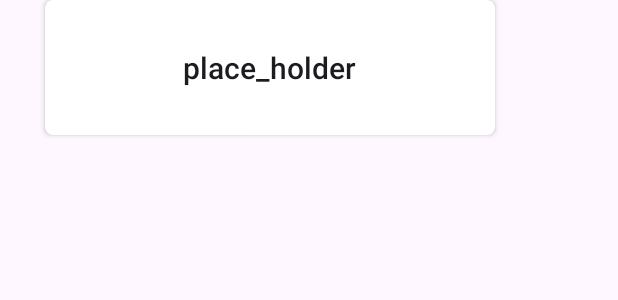
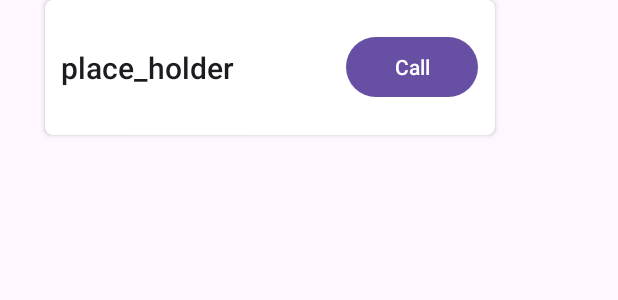
Before and after one commit to samtack045/NightGuide, an Android app: the layout contact_item_cell.xml on its own in the app's theme, with its tools: preview values and no code run, on a phone screen of 412 x 824 dp. Shown: the top 300 px of the screen. Run offline under Robolectric (Android 15) with nearby library versions, the phone set to English and light mode, and no system bars.

Commit message:
Added call button to contacts

```diff
--- a/app/src/main/res/layout/contact_item_cell.xml
+++ b/app/src/main/res/layout/contact_item_cell.xml
@@ -19,9 +19,22 @@
         <TextView
             android:id="@+id/name"
             style="@style/TextAppearance.AppCompat.Title"
+            android:layout_width="190dp"
+            android:layout_height="wrap_content"
+            android:text="place_holder"
+            app:layout_constraintStart_toStartOf="parent"
+            app:layout_constraintTop_toTopOf="parent"
+            app:layout_constraintBottom_toBottomOf="parent"/>
+
+        <Button
+            android:id="@+id/butCall"
             android:layout_width="wrap_content"
             android:layout_height="wrap_content"
-        android:text="place_holder" />
+            android:text="Call"
+            app:layout_constraintEnd_toEndOf="parent"
+            app:layout_constraintTop_toTopOf="parent"
+            app:layout_constraintBottom_toBottomOf="parent"
+            />
 
     </LinearLayout>
 
--- a/app/src/main/res/mipmap-anydpi-v26/ic_launcher.xml
+++ b/app/src/main/res/mipmap-anydpi-v26/ic_launcher.xml
@@ -1,5 +1,5 @@
 <?xml version="1.0" encoding="utf-8"?>
 <adaptive-icon xmlns:android="http://schemas.android.com/apk/res/android">
     <background android:drawable="@drawable/ic_launcher_background"/>
-    <foreground android:drawable="@mipmap/ic_launcher_foreground"/>
+    <foreground android:drawable="@drawable/ic_launcher_foreground"/>
 </adaptive-icon>
--- a/app/src/main/res/mipmap-anydpi-v26/ic_launcher_round.xml
+++ b/app/src/main/res/mipmap-anydpi-v26/ic_launcher_round.xml
@@ -1,5 +1,5 @@
 <?xml version="1.0" encoding="utf-8"?>
 <adaptive-icon xmlns:android="http://schemas.android.com/apk/res/android">
     <background android:drawable="@drawable/ic_launcher_background"/>
-    <foreground android:drawable="@mipmap/ic_launcher_foreground"/>
+    <foreground android:drawable="@drawable/ic_launcher_foreground"/>
 </adaptive-icon>
```
Lines whose indentation alone changed are shown as unchanged.
